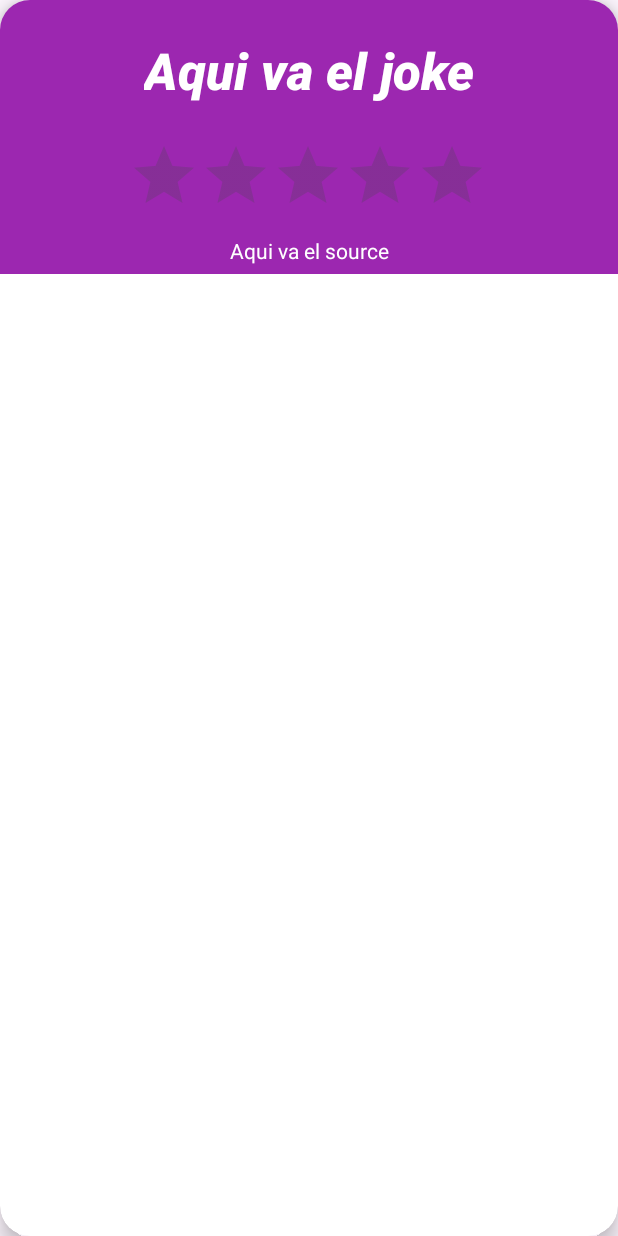
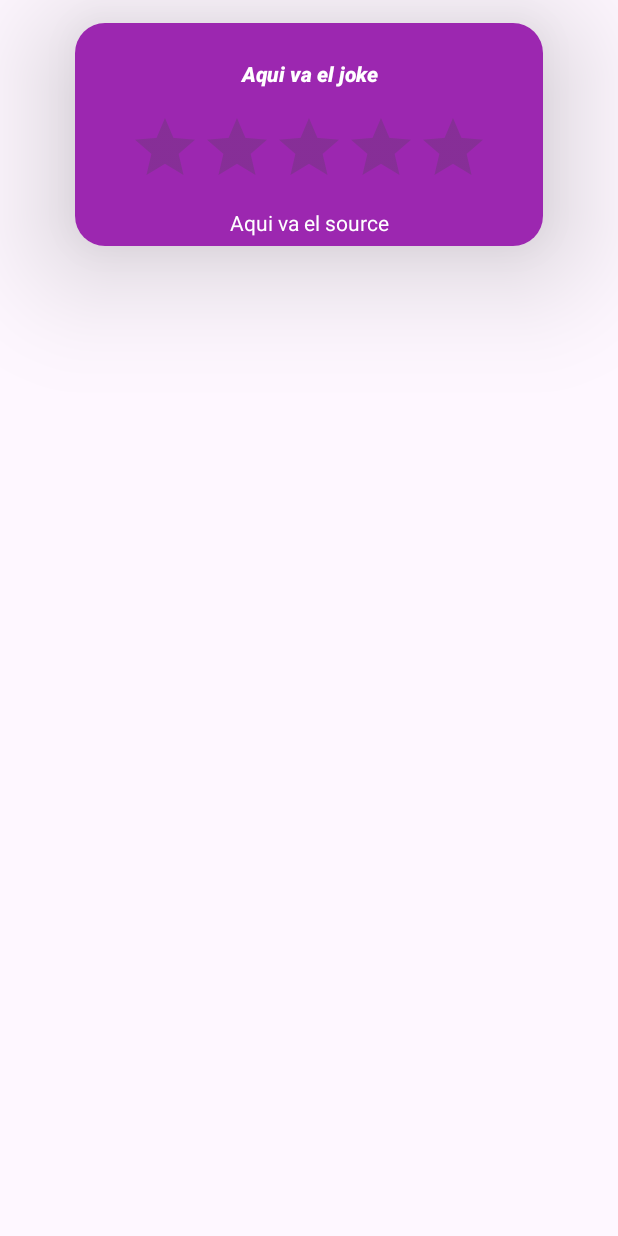
Before and after one commit to ValeryAyasta/AndroidStudioProjects, an Android app: the layout prototype_joke.xml on its own in the app's theme, with its tools: preview values and no code run, on a phone screen of 412 x 824 dp. Run offline under Robolectric (Android 15) with nearby library versions, the phone set to English and light mode, and no system bars.

```diff
--- a/PartySoul/app/src/main/res/layout/prototype_joke.xml
+++ b/PartySoul/app/src/main/res/layout/prototype_joke.xml
@@ -4,10 +4,14 @@
     xmlns:tools="http://schemas.android.com/tools"
     android:id="@+id/cvJoke"
     android:layout_width="match_parent"
-    android:layout_height="match_parent"
-    android:padding="0dp"
+    android:layout_height="wrap_content"
+    android:layout_marginVertical="15dp"
+    android:layout_marginLeft="50dp"
+    android:layout_marginRight="50dp"
+    android:layout_marginBottom="0dp"
+    android:padding="100dp"
     app:cardCornerRadius="20dp"
-    app:cardElevation="8dp">
+    app:cardElevation="50dp">
 
     <androidx.constraintlayout.widget.ConstraintLayout
         android:layout_width="match_parent"
@@ -18,15 +22,16 @@
 
         <TextView
             android:id="@+id/tvJoke"
-            android:layout_width="wrap_content"
+            android:layout_width="300dp"
             android:layout_height="wrap_content"
             android:layout_marginTop="24dp"
-            android:layout_marginBottom="24dp"
+            android:layout_marginBottom="16dp"
             android:fontFamily="sans-serif-medium"
+            android:textAlignment="center"
             android:textAllCaps="false"
             android:textAppearance="@style/TextAppearance.AppCompat.Display4"
             android:textColor="#FFFFFF"
-            android:textSize="34sp"
+            android:textSize="14sp"
             android:textStyle="bold|italic"
             app:layout_constraintBottom_toTopOf="@+id/ratingBar"
             app:layout_constraintEnd_toEndOf="parent"
@@ -41,7 +46,7 @@
             android:layout_marginBottom="32dp"
             app:layout_constraintBottom_toBottomOf="parent"
             app:layout_constraintEnd_toEndOf="parent"
-            app:layout_constraintHorizontal_bias="0.497"
+            app:layout_constraintHorizontal_bias="0.496"
             app:layout_constraintStart_toStartOf="parent"
             app:layout_constraintTop_toBottomOf="@+id/tvJoke"
             app:layout_constraintVertical_bias="1.0" />
```
Also changed, not shown: PartySoul/app/src/main/java/com/example/partysoul/MainActivity.kt (+12 -1 lines), PartySoul/app/src/main/java/com/example/partysoul/models/Joke.kt (+11 -12 lines).
